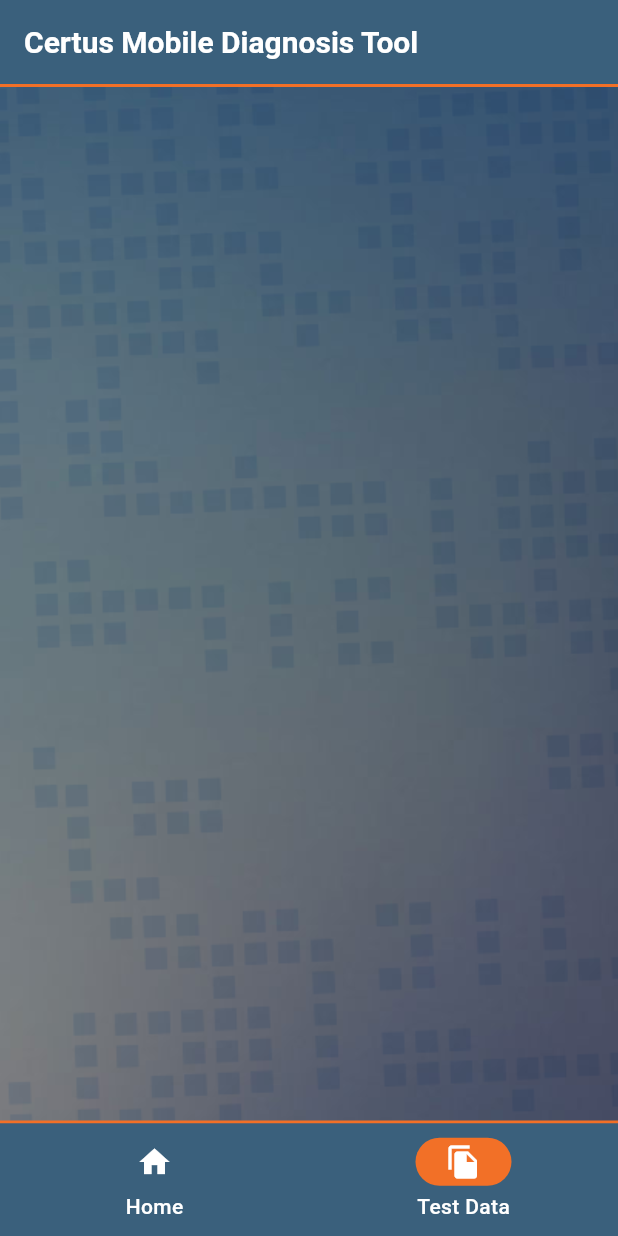
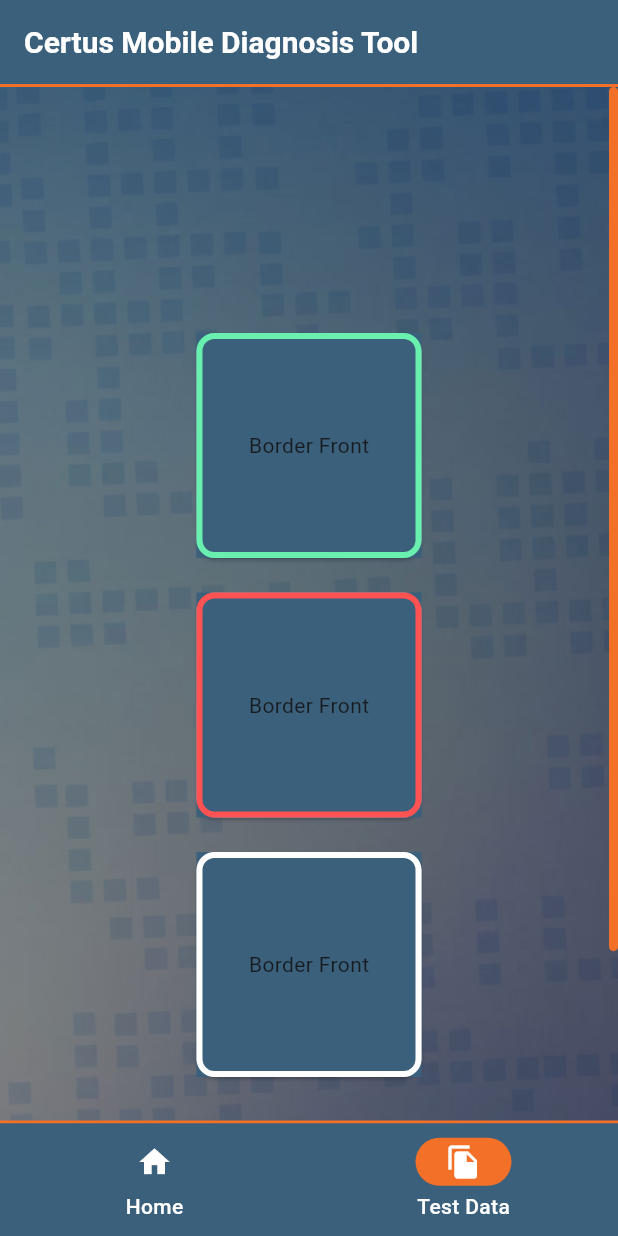
Before and after one commit to robeery/diagnosticare, a Flutter app: the screen it shows after launch, item 2 of the bottom bar chosen, on a phone screen of 412 x 824 dp. Run offline on Flutter 3.47's test engine with Material 3 defaults, Android fonts, the phone set to English and light mode, and no system bars; our stand-ins replace sensors_plus, shared_preferences; missing offline and left inert: enum_to_string.

Commit message:
test data page better prototype implemented

```diff
--- a/lib/app_pages/test_data_page.dart
+++ b/lib/app_pages/test_data_page.dart
@@ -1,6 +1,9 @@
+import 'package:diagnosticare/app_theme/app_theme.dart';
 import 'package:flutter/material.dart';
+import 'package:diagnosticare/test_buttons/model/test_result_cases.dart';
 
 class TestDataPage extends StatelessWidget {
+  @override
   @override
   Widget build(BuildContext context) {
     return Scaffold(
@@ -9,11 +12,49 @@ class TestDataPage extends StatelessWidget {
           // Background image
           Positioned.fill(
             child: Image.asset(
-              'images/background_aplicatie.png', // Replace with your image path
+              'images/background_aplicatie.png',
               fit: BoxFit.cover,
             ),
           ),
-          //Text("TEST_DATA_PAGE_PLACEHOLDER"),
+
+          // Scrollable + centered test cards
+          RawScrollbar(
+            thumbColor: AppTheme.appBarBottomBorderColor,
+            radius: Radius.circular(10),
+            thumbVisibility: true, // Optional: always show scrollbar
+            child: SingleChildScrollView(
+              child: ConstrainedBox(
+                constraints: BoxConstraints(
+                  minHeight: MediaQuery.of(context).size.height,
+                ),
+                child: Align(
+                  alignment: Alignment.center,
+                  child: Padding(
+                    padding: const EdgeInsets.all(16.0),
+                    child: Column(
+                      mainAxisSize: MainAxisSize.min,
+                      children: [
+                        TestDataCard(
+                          title: 'Passed tests',
+                          type: TestResultCases.testSucceded,
+                        ),
+                        SizedBox(height: 15),
+                        TestDataCard(
+                          title: 'Failed tests',
+                          type: TestResultCases.testFailed,
+                        ),
+                        SizedBox(height: 15),
+                        TestDataCard(
+                          title: 'Undone tests',
+                          type: TestResultCases.testNotDone,
+                        ),
+                      ],
+                    ),
+                  ),
+                ),
+              ),
+            ),
+          ),
         ],
       ),
     );
@@ -21,13 +62,44 @@ class TestDataPage extends StatelessWidget {
 }
 
 class TestDataCard extends StatefulWidget {
+  final String title;
+  final TestResultCases type;
+  // final int count;
+
+  const TestDataCard({Key? key, required this.title, required this.type})
+    : super(key: key);
   @override
   State<TestDataCard> createState() => _TestDataCardState();
 }
 
 class _TestDataCardState extends State<TestDataCard> {
+  Color cardBorderColor = Colors.white;
+
   @override
   Widget build(BuildContext context) {
-    return Text('placeholder');
+    switch (widget.type) {
+      case TestResultCases.testNotDone:
+        cardBorderColor = Colors.white;
+
+      case TestResultCases.testSucceded:
+        cardBorderColor = Colors.greenAccent;
+
+      case TestResultCases.testFailed:
+        cardBorderColor = Colors.redAccent;
+    }
+
+    return Card(
+      borderOnForeground: true, // Border shown in front of content
+      shape: RoundedRectangleBorder(
+        borderRadius: BorderRadius.circular(12),
+        side: BorderSide(color: cardBorderColor, width: 4),
+      ),
+      child: Container(
+        height: 150,
+        width: 150,
+        color: AppTheme.seedColor,
+        child: Center(child: Text('Border Front')),
+      ),
+    );
   }
 }
```
